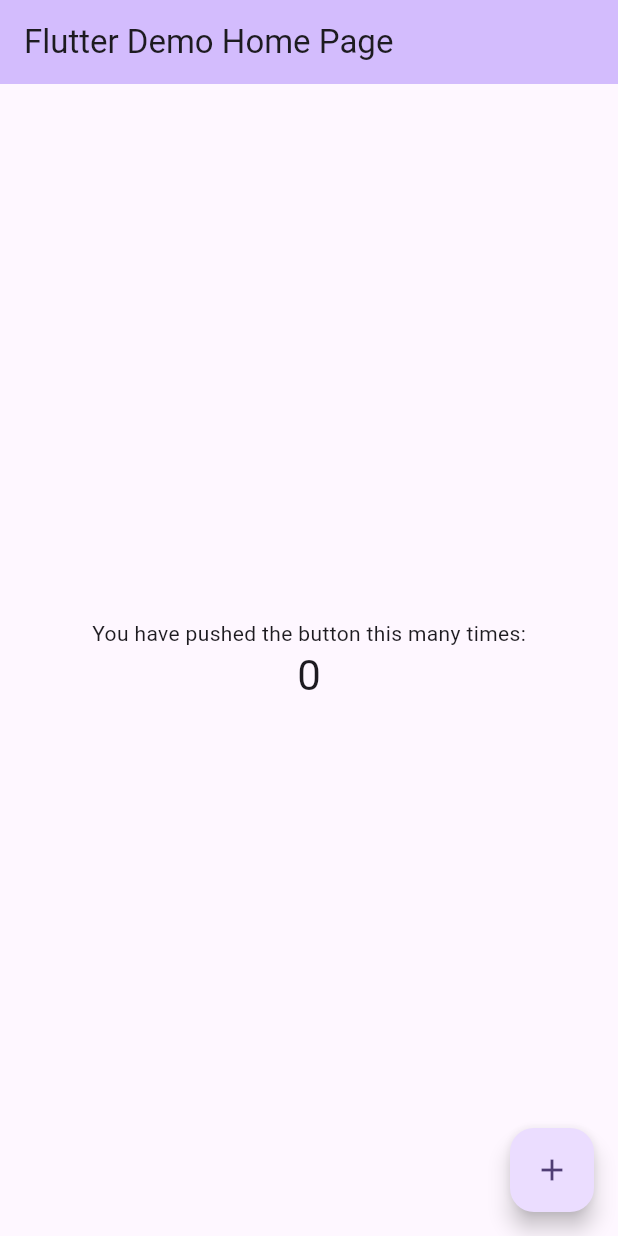
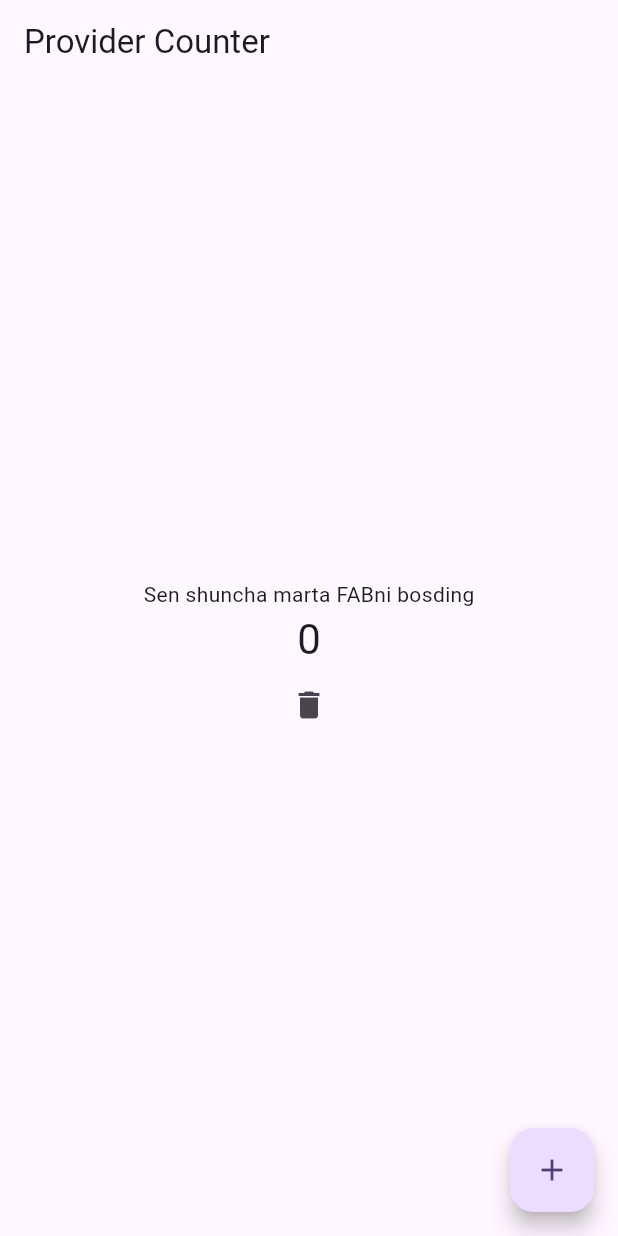
Before and after one commit to TursunaliyevDeveloper/state-management-provider-begginer, a Flutter app: the screen it shows after launch, on a phone screen of 412 x 824 dp. Run offline on Flutter 3.47's test engine with Material 3 defaults, Android fonts, the light colour scheme and no system bars.

Commit message:
providerdan foydalandik

```diff
--- a/lib/main.dart
+++ b/lib/main.dart
@@ -1,7 +1,13 @@
 import 'package:flutter/material.dart';
-import 'package:provider_statemanegement/default_state_management/default_counter.dart';
+import 'package:provider/provider.dart';
+import 'package:provider_statemanegement/provider/counter_view_model.dart';
+import 'package:provider_statemanegement/provider/provider_counter.dart';
 void main() {
-  runApp(const MyApp());
+  runApp(MultiProvider(
+    providers: [
+      ChangeNotifierProvider(create: (_)=>CounterViewModel())
+    ],
+    child: const MyApp()));
 }
 class MyApp extends StatelessWidget {
   const MyApp({super.key});
@@ -12,7 +18,7 @@ class MyApp extends StatelessWidget {
       theme: ThemeData(
         colorScheme: ColorScheme.fromSeed(seedColor: Colors.deepPurple),
       ),
-      home: const MyHomePage(title: 'Flutter Demo Home Page'),
+      home: ProviderCounter(),
     );
   }
 }
--- /dev/null
+++ b/lib/provider/counter_view_model.dart
@@ -0,0 +1,14 @@
+import 'package:flutter/material.dart';
+
+class CounterViewModel extends ChangeNotifier {
+  int count = 0;
+  increment() {
+    count++;
+    notifyListeners();
+  }
+
+  decrement() {
+    count--;
+    notifyListeners();
+  }
+}
--- /dev/null
+++ b/lib/provider/provider_counter.dart
@@ -0,0 +1,38 @@
+import 'package:flutter/material.dart';
+import 'package:provider/provider.dart';
+import 'package:provider_statemanegement/provider/counter_view_model.dart';
+
+class ProviderCounter extends StatelessWidget {
+  const ProviderCounter({super.key});
+
+  @override
+  Widget build(BuildContext context) {
+    return Scaffold(
+      appBar: AppBar(title: const Text("Provider Counter")),
+      body: Center(
+        child: Column(
+          mainAxisAlignment: MainAxisAlignment.center,
+          children: [
+            const Text("Sen shuncha marta FABni bosding"),
+            Text(
+              "${context.watch<CounterViewModel>().count}",
+              style: TextStyle(fontSize: 28),
+            ),
+            IconButton(
+              onPressed: () {
+                context.read<CounterViewModel>().decrement();
+              },
+              icon: Icon(Icons.delete),
+            ),
+          ],
+        ),
+      ),
+      floatingActionButton: FloatingActionButton(
+        onPressed: () {
+          context.read<CounterViewModel>().increment();
+        },
+        child: const Icon(Icons.add),
+      ),
+    );
+  }
+}
```
